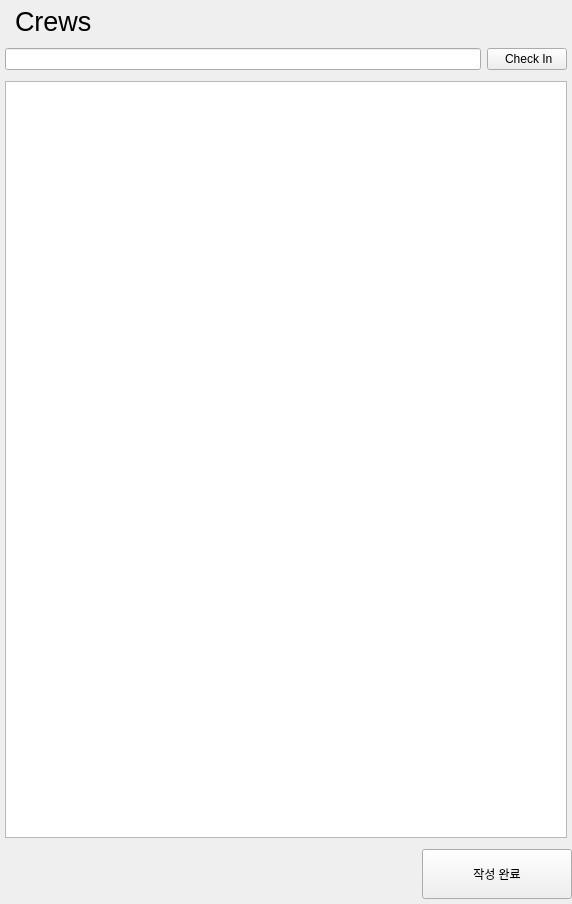
This is ui/crews.ui in seongjinkime/crews as Qt 5 draws it before an edit. The edited form follows.
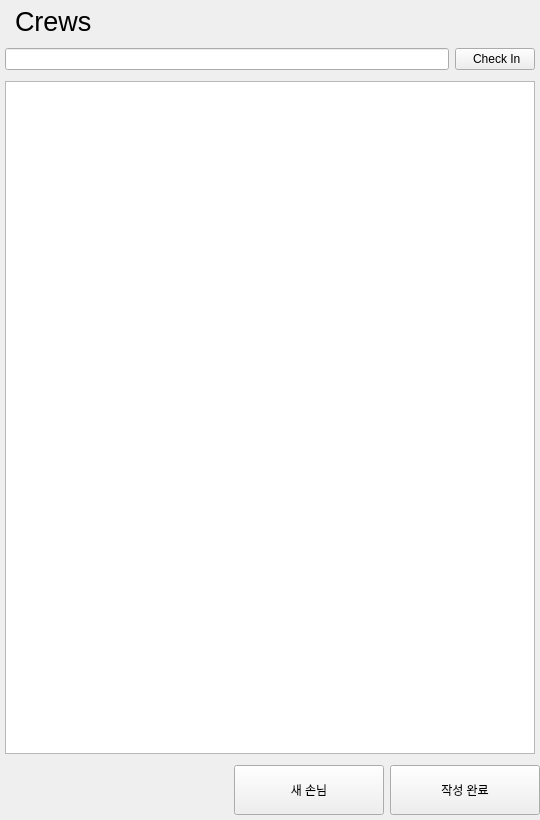
This is the edited form.

Commit message: 새 손님 등록 기능 추가

Diff of the .ui file:
```diff
--- a/ui/crews.ui
+++ b/ui/crews.ui
@@ -6,8 +6,8 @@
    <rect>
     <x>0</x>
     <y>0</y>
-    <width>572</width>
-    <height>904</height>
+    <width>540</width>
+    <height>820</height>
    </rect>
   </property>
   <property name="windowTitle">
@@ -112,6 +112,25 @@
          </property>
         </spacer>
        </item>
+       <item>
+        <widget class="QPushButton" name="add_user_pushButton">
+         <property name="minimumSize">
+          <size>
+           <width>150</width>
+           <height>50</height>
+          </size>
+         </property>
+         <property name="maximumSize">
+          <size>
+           <width>150</width>
+           <height>50</height>
+          </size>
+         </property>
+         <property name="text">
+          <string>새 손님</string>
+         </property>
+        </widget>
+       </item>
        <item>
         <widget class="QPushButton" name="complete_button">
          <property name="minimumSize">
```
The commit also changes 33 other files.
